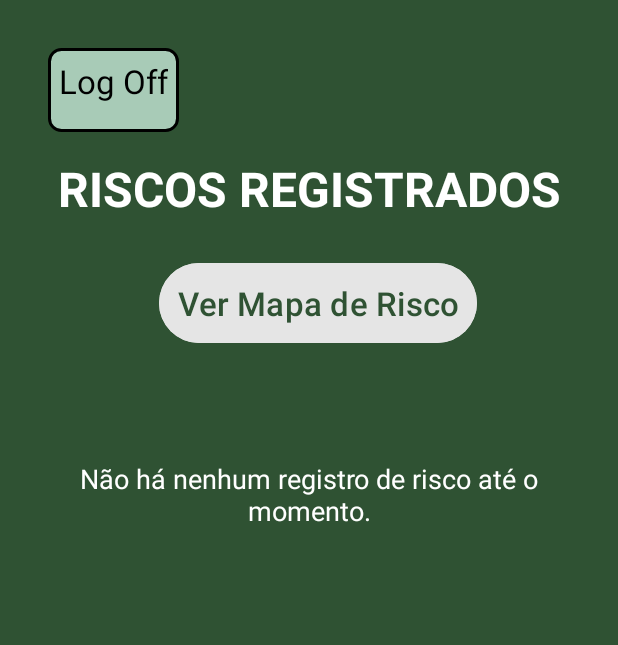
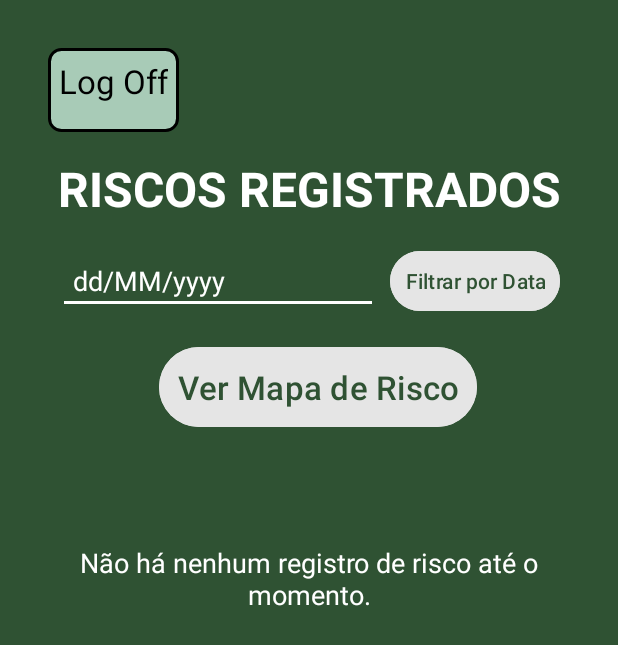
Before and after one commit to jcmalmeida/projeto_integrador3_app2, an Android app: the screen it shows after launch once a user with an empty profile is signed in (ListaRiscosActivity), on a phone screen of 412 x 824 dp. Shown: the top 645 px of the screen. Run offline under Robolectric (Android 15) with nearby library versions, the phone set to English and light mode, and no system bars; our stand-ins replace Firebase (no records; nobody signed in at launch, a user with empty details on screens opened directly).

Commit message:
filtragem por data

```diff
--- a/app/src/main/java/com/example/myapplication/FirebaseDB.kt
+++ b/app/src/main/java/com/example/myapplication/FirebaseDB.kt
@@ -37,7 +37,7 @@ class FirebaseDB {
                 val risco = Risco(
                     idRisco,
                     descricao,
-                    dataFormatada ?: "",
+                    data = timestamp,
                     localReferencia,
                     emailUsuario,
                     latitude,
--- a/app/src/main/java/com/example/myapplication/ListaRiscosActivity.kt
+++ b/app/src/main/java/com/example/myapplication/ListaRiscosActivity.kt
@@ -3,39 +3,45 @@ package com.example.myapplication
 import android.content.ContextWrapper
 import android.content.Intent
 import android.os.Bundle
+import android.text.Editable
+import android.text.TextWatcher
 import android.view.View
-import android.widget.Button
-import android.widget.FrameLayout
-import android.widget.TextView
-import android.widget.Toast
+import android.widget.*
 import androidx.appcompat.app.AppCompatActivity
 import androidx.lifecycle.lifecycleScope
 import androidx.recyclerview.widget.LinearLayoutManager
 import androidx.recyclerview.widget.RecyclerView
-import com.google.firebase.Firebase
-import com.google.firebase.auth.auth
-import com.google.firebase.firestore.firestore
+import com.google.firebase.Timestamp
+import com.google.firebase.auth.ktx.auth
+import com.google.firebase.firestore.ktx.firestore
+import com.google.firebase.ktx.Firebase
 import kotlinx.coroutines.launch
+import java.text.SimpleDateFormat
+import java.util.*
 
 class ListaRiscosActivity : AppCompatActivity() {
 
     private val db = Firebase.firestore
-    lateinit var recyclerView: RecyclerView
+    private lateinit var recyclerView: RecyclerView
+    private lateinit var campoDataFiltro: EditText
+    private lateinit var textoSemRisco: TextView
+    private var listaCompletaRiscos = listOf<Risco>()
 
     override fun onCreate(savedInstanceState: Bundle?) {
         super.onCreate(savedInstanceState)
         setContentView(R.layout.activity_list_riscos)
 
-        recyclerView = findViewById<RecyclerView>(R.id.recycler_riscos)
+        recyclerView = findViewById(R.id.recycler_riscos)
         recyclerView.layoutManager = LinearLayoutManager(this)
 
+        campoDataFiltro = findViewById(R.id.et_data_filtro)
+        textoSemRisco = findViewById(R.id.tv_sem_risco)
+
         val botaoDeslogar = findViewById<FrameLayout>(R.id.back_container)
-
         val botaoMapaRisco = findViewById<Button>(R.id.button_ver_mapa_risco)
 
         botaoMapaRisco.setOnClickListener {
-            val intent = Intent(this, MapaRiscoActivity::class.java)
-            startActivity(intent)
+            startActivity(Intent(this, MapaRiscoActivity::class.java))
         }
 
         botaoDeslogar.setOnClickListener {
@@ -43,30 +49,63 @@ class ListaRiscosActivity : AppCompatActivity() {
             finish()
         }
 
+        // Aplica máscara no campo de data
+        campoDataFiltro.addTextChangedListener(DateInputMask(campoDataFiltro))
+
+        // Adiciona filtro quando a data é modificada
+        campoDataFiltro.addTextChangedListener(object : TextWatcher {
+            override fun afterTextChanged(s: Editable?) {
+                filtrarPorData(s.toString())
+            }
+
+            override fun beforeTextChanged(s: CharSequence?, start: Int, count: Int, after: Int) {}
+            override fun onTextChanged(s: CharSequence?, start: Int, before: Int, count: Int) {}
+        })
+
         listarRiscosRegistrados(this)
     }
 
-    private fun listarRiscosRegistrados(context: ContextWrapper){
+    private fun listarRiscosRegistrados(context: ContextWrapper) {
         lifecycleScope.launch {
             val riscos = FirebaseDB.obterTodosRegistros(db)
+            listaCompletaRiscos = riscos
 
-            if (riscos.isEmpty())
-                Toast.makeText(
-                    baseContext,
-                    "Não foi possível obter a lista de riscos registrados.",
-                    Toast.LENGTH_SHORT
-                ).show()
+            if (riscos.isEmpty()) {
+                textoSemRisco.visibility = View.VISIBLE
+            } else {
+                textoSemRisco.visibility = View.GONE
+            }
 
-            if (riscos.size > 0)
-                findViewById<TextView>(R.id.tv_sem_risco).visibility = View.GONE
+            recyclerView.adapter = MeuAdapter(context, riscos)
+        }
+    }
 
-           recyclerView.adapter = MeuAdapter(context, riscos)
+    private fun filtrarPorData(dataSelecionada: String) {
+        if (dataSelecionada.isEmpty()) {
+            recyclerView.adapter = MeuAdapter(this, listaCompletaRiscos)
+            textoSemRisco.visibility =
+                if (listaCompletaRiscos.isEmpty()) View.VISIBLE else View.GONE
+            return
         }
+
+        val sdf = SimpleDateFormat("dd/MM/yyyy", Locale.getDefault())
+
+        val filtrados = listaCompletaRiscos.filter { risco ->
+            val timestamp = risco.data
+            if (timestamp is Timestamp) {
+                val dataFormatada = sdf.format(timestamp.toDate())
+                dataFormatada == dataSelecionada
+            } else {
+                false
+            }
+        }
+
+        recyclerView.adapter = MeuAdapter(this, filtrados)
+        textoSemRisco.visibility = if (filtrados.isEmpty()) View.VISIBLE else View.GONE
     }
 
     override fun onResume() {
         super.onResume()
-
         listarRiscosRegistrados(this)
     }
 }
--- a/app/src/main/java/com/example/myapplication/Risco.kt
+++ b/app/src/main/java/com/example/myapplication/Risco.kt
@@ -1,9 +1,11 @@
 package com.example.myapplication
+
+import com.google.firebase.Timestamp
 
 data class Risco(
     val id: String,
     val descricao: String,
-    val data: String,
+    val data: Timestamp? = null,
     val localReferencia: String,
     val emailUsuario: String,
     val latitude: String,
--- a/app/src/main/res/layout/activity_list_riscos.xml
+++ b/app/src/main/res/layout/activity_list_riscos.xml
@@ -43,7 +43,40 @@
             android:textColor="#FFFFFF"
             android:textSize="32sp"
             android:gravity="center"
-            android:layout_marginBottom="24dp" />
+            android:layout_marginBottom="16dp" />
+
+        <!-- FILTRO POR DATA COM CAMPO -->
+        <LinearLayout
+            android:id="@+id/dataFilterContainer"
+            android:layout_width="match_parent"
+            android:layout_height="wrap_content"
+            android:orientation="horizontal"
+            android:gravity="center"
+            android:layout_marginBottom="16dp">
+
+            <EditText
+                android:id="@+id/et_data_filtro"
+                android:layout_width="wrap_content"
+                android:layout_height="wrap_content"
+                android:layout_marginEnd="8dp"
+                android:hint="dd/MM/yyyy"
+                android:textColorHint="@color/white"
+                android:inputType="date"
+                android:backgroundTint="#FFFFFF"
+                android:textColor="#FFFFFF"
+                android:padding="10dp"
+                android:maxLines="1"
+                android:ems="10" />
+
+            <Button
+                android:id="@+id/btn_filtrar_data"
+                android:layout_width="wrap_content"
+                android:layout_height="wrap_content"
+                android:text="Filtrar por Data"
+                android:backgroundTint="#E5E5E5"
+                android:textColor="#2F5233"
+                android:padding="10dp" />
+        </LinearLayout>
 
         <LinearLayout
             android:layout_width="match_parent"
@@ -63,7 +96,6 @@
                 android:textColor="#2F5233"
                 android:padding="12dp"
                 android:contentDescription="Ver Mapa de Risco" />
-
         </LinearLayout>
 
         <androidx.recyclerview.widget.RecyclerView
@@ -80,8 +112,6 @@
             android:textSize="18sp"
             android:textAlignment="center"
             android:textColor="#FFFFFF"
-            android:visibility="visible"
-            />
-
+            android:visibility="visible" />
     </LinearLayout>
 </RelativeLayout>
```
Also changed, not shown: app/src/main/java/com/example/myapplication/DateInputMask.kt (added, +44 -0 lines), app/src/main/java/com/example/myapplication/MapaRiscoActivity.kt (+22 -17 lines), app/src/main/java/com/example/myapplication/MeuAdapter.kt (+14 -3 lines).
